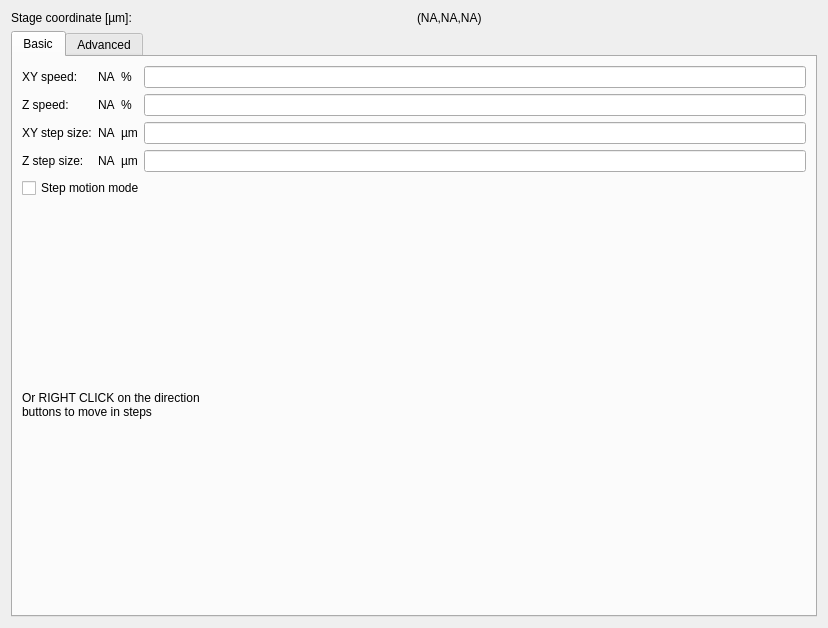
The window that iris/resources/motion_video/stagecontrol.ui (The-Thomas-Lab-UCL/orm-iris) describes before a commit, drawn with Qt 5.
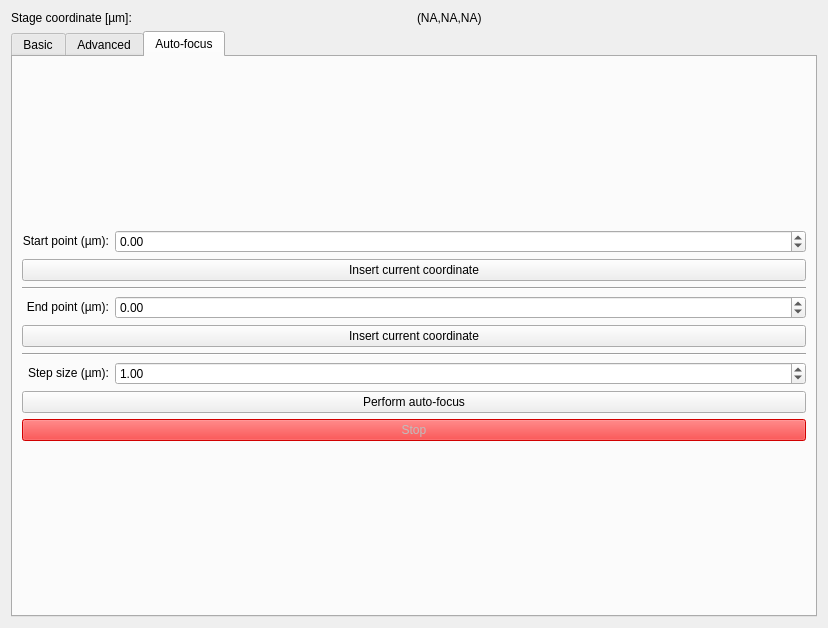
The same window after the commit.

Commit message: Added: autofocus functionality (untested with microscope)

What changed in the file:
```diff
--- a/iris/resources/motion_video/stagecontrol.ui
+++ b/iris/resources/motion_video/stagecontrol.ui
@@ -43,7 +43,7 @@
         </sizepolicy>
        </property>
        <property name="currentIndex">
-        <number>0</number>
+        <number>2</number>
        </property>
        <widget class="QWidget" name="tab_basic">
         <attribute name="title">
@@ -294,6 +294,164 @@
          </item>
         </layout>
        </widget>
+       <widget class="QWidget" name="tab_autofocus">
+        <attribute name="title">
+         <string>Auto-focus</string>
+        </attribute>
+        <layout class="QVBoxLayout" name="verticalLayout_6">
+         <item>
+          <layout class="QGridLayout" name="gridLayout">
+           <item row="1" column="0" colspan="2">
+            <widget class="QPushButton" name="btn_start_currcoor_autofocus">
+             <property name="text">
+              <string>Insert current coordinate</string>
+             </property>
+            </widget>
+           </item>
+           <item row="4" column="0">
+            <widget class="QLabel" name="label_19">
+             <property name="sizePolicy">
+              <sizepolicy hsizetype="Minimum" vsizetype="Fixed">
+               <horstretch>0</horstretch>
+               <verstretch>0</verstretch>
+              </sizepolicy>
+             </property>
+             <property name="text">
+              <string>End point (µm):</string>
+             </property>
+             <property name="alignment">
+              <set>Qt::AlignmentFlag::AlignRight|Qt::AlignmentFlag::AlignTrailing|Qt::AlignmentFlag::AlignVCenter</set>
+             </property>
+            </widget>
+           </item>
+           <item row="8" column="1">
+            <widget class="QDoubleSpinBox" name="spin_step_autofocus">
+             <property name="sizePolicy">
+              <sizepolicy hsizetype="Expanding" vsizetype="Fixed">
+               <horstretch>0</horstretch>
+               <verstretch>0</verstretch>
+              </sizepolicy>
+             </property>
+             <property name="minimum">
+              <double>0.010000000000000</double>
+             </property>
+             <property name="maximum">
+              <double>1000000.000000000000000</double>
+             </property>
+             <property name="value">
+              <double>1.000000000000000</double>
+             </property>
+            </widget>
+           </item>
+           <item row="0" column="0">
+            <widget class="QLabel" name="label_17">
+             <property name="sizePolicy">
+              <sizepolicy hsizetype="Minimum" vsizetype="Fixed">
+               <horstretch>0</horstretch>
+               <verstretch>0</verstretch>
+              </sizepolicy>
+             </property>
+             <property name="text">
+              <string>Start point (µm):</string>
+             </property>
+             <property name="alignment">
+              <set>Qt::AlignmentFlag::AlignRight|Qt::AlignmentFlag::AlignTrailing|Qt::AlignmentFlag::AlignVCenter</set>
+             </property>
+            </widget>
+           </item>
+           <item row="4" column="1">
+            <widget class="QDoubleSpinBox" name="spin_end_autofocus">
+             <property name="sizePolicy">
+              <sizepolicy hsizetype="Expanding" vsizetype="Fixed">
+               <horstretch>0</horstretch>
+               <verstretch>0</verstretch>
+              </sizepolicy>
+             </property>
+             <property name="minimum">
+              <double>-1000000.000000000000000</double>
+             </property>
+             <property name="maximum">
+              <double>1000000.000000000000000</double>
+             </property>
+            </widget>
+           </item>
+           <item row="8" column="0">
+            <widget class="QLabel" name="label_18">
+             <property name="sizePolicy">
+              <sizepolicy hsizetype="Minimum" vsizetype="Fixed">
+               <horstretch>0</horstretch>
+               <verstretch>0</verstretch>
+              </sizepolicy>
+             </property>
+             <property name="text">
+              <string>Step size (µm):</string>
+             </property>
+             <property name="alignment">
+              <set>Qt::AlignmentFlag::AlignRight|Qt::AlignmentFlag::AlignTrailing|Qt::AlignmentFlag::AlignVCenter</set>
+             </property>
+            </widget>
+           </item>
+           <item row="6" column="0" colspan="2">
+            <widget class="Line" name="line">
+             <property name="orientation">
+              <enum>Qt::Orientation::Horizontal</enum>
+             </property>
+            </widget>
+           </item>
+           <item row="2" column="0" colspan="2">
+            <widget class="Line" name="line_2">
+             <property name="orientation">
+              <enum>Qt::Orientation::Horizontal</enum>
+             </property>
+            </widget>
+           </item>
+           <item row="0" column="1">
+            <widget class="QDoubleSpinBox" name="spin_start_autofocus">
+             <property name="sizePolicy">
+              <sizepolicy hsizetype="Expanding" vsizetype="Fixed">
+               <horstretch>0</horstretch>
+               <verstretch>0</verstretch>
+              </sizepolicy>
+             </property>
+             <property name="minimum">
+              <double>-1000000.000000000000000</double>
+             </property>
+             <property name="maximum">
+              <double>1000000.000000000000000</double>
+             </property>
+            </widget>
+           </item>
+           <item row="5" column="0" colspan="2">
+            <widget class="QPushButton" name="btn_end_currcoor_autofocus">
+             <property name="text">
+              <string>Insert current coordinate</string>
+             </property>
+            </widget>
+           </item>
+           <item row="9" column="0" colspan="2">
+            <widget class="QPushButton" name="btn_perform_autofocus">
+             <property name="text">
+              <string>Perform auto-focus</string>
+             </property>
+            </widget>
+           </item>
+           <item row="10" column="0" colspan="2">
+            <widget class="QPushButton" name="btn_stop_autofocus">
+             <property name="enabled">
+              <bool>false</bool>
+             </property>
+             <property name="styleSheet">
+              <string notr="true">background-color: red</string>
+             </property>
+             <property name="text">
+              <string>Stop</string>
+             </property>
+            </widget>
+           </item>
+          </layout>
+         </item>
+        </layout>
+       </widget>
       </widget>
      </item>
     </layout>
```
Left out of the diff: 21 changed lines with no effect on the pictures. The commit also changes 2 other files.
